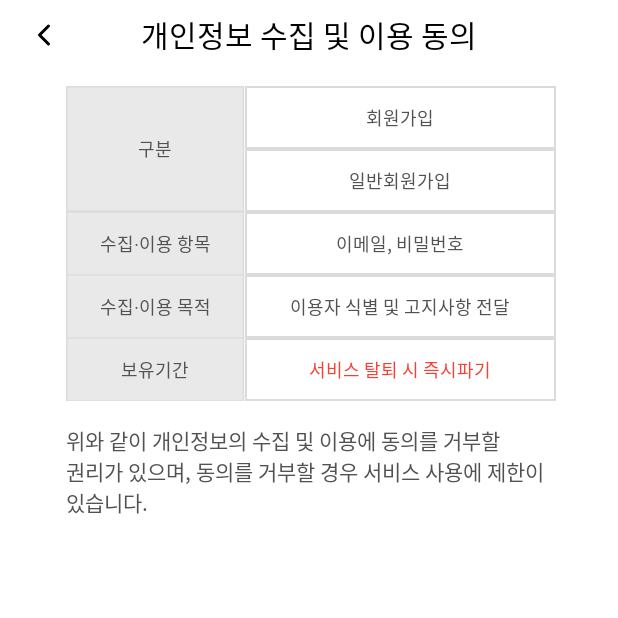
After one commit to For-Plant/forplant_front, an Android app: the Agree2Activity screen opened directly, with no data from a screen before it, on a phone screen of 412 x 824 dp, the top half of it. The commit adds this screen. Run offline under Robolectric (Android 15) with nearby library versions, the phone set to English and light mode, and no system bars.

Commit message:
동의 화면 하나빼고 완

```diff
--- /dev/null
+++ b/app/src/main/java/com/example/forplant_front/Agree2Activity.kt
@@ -0,0 +1,22 @@
+package com.example.forplant_front
+
+import android.content.Intent
+import android.os.Bundle
+import androidx.appcompat.app.AppCompatActivity
+import com.example.forplant_front.databinding.ActivityAgree2Binding
+
+
+
+class Agree2Activity : AppCompatActivity() {
+    lateinit var binding: ActivityAgree2Binding
+    override fun onCreate(savedInstanceState: Bundle?) {
+        super.onCreate(savedInstanceState)
+        binding = ActivityAgree2Binding.inflate(layoutInflater)
+        setContentView(binding.root)
+
+        binding.imageView2.setOnClickListener {
+            finish()
+        }
+
+    }
+}
--- /dev/null
+++ b/app/src/main/res/drawable/rectangle_grayfill.xml
@@ -0,0 +1,14 @@
+<vector xmlns:android="http://schemas.android.com/apk/res/android"
+    android:width="119dp"
+    android:height="84dp"
+    android:viewportWidth="119"
+    android:viewportHeight="84">
+  <path
+      android:pathData="M0.5,0.5h117.46v83h-117.46z"
+      android:fillColor="#E9E9E9"/>
+  <path
+      android:strokeWidth="1"
+      android:pathData="M0.5,0.5h117.46v83h-117.46z"
+      android:fillColor="#00000000"
+      android:strokeColor="#DBDBDB"/>
+</vector>
--- /dev/null
+++ b/app/src/main/res/drawable/rectangle_whitefill.xml
@@ -0,0 +1,5 @@
+<shape xmlns:android="http://schemas.android.com/apk/res/android">
+  <solid android:color="#FFFFFF" />
+  <stroke android:width="1dp" android:color="#DBDBDB" /> <!-- 회색(#808080) 경계선 -->
+  <corners android:radius="0dp" /> <!-- 직사각형이므로 둥근 모서리는 없음 -->
+</shape>
--- /dev/null
+++ b/app/src/main/res/layout/activity_agree_2.xml
@@ -0,0 +1,151 @@
+<?xml version="1.0" encoding="utf-8"?>
+<androidx.constraintlayout.widget.ConstraintLayout xmlns:android="http://schemas.android.com/apk/res/android"
+    xmlns:tools="http://schemas.android.com/tools"
+    android:layout_width="match_parent"
+    android:layout_height="match_parent"
+    xmlns:app="http://schemas.android.com/apk/res-auto">
+
+    <TextView
+        android:id="@+id/textView2"
+        android:layout_width="wrap_content"
+        android:layout_height="wrap_content"
+        android:layout_marginTop="8dp"
+        android:text="개인정보 수집 및 이용 동의"
+        android:textSize="20dp"
+        android:textColor="@color/black"
+        app:layout_constraintEnd_toEndOf="parent"
+        app:layout_constraintStart_toStartOf="parent"
+        app:layout_constraintTop_toTopOf="parent" />
+
+    <ImageView
+        android:id="@+id/imageView2"
+        android:layout_width="wrap_content"
+        android:layout_height="wrap_content"
+        android:layout_marginStart="17dp"
+        app:layout_constraintBottom_toBottomOf="@+id/textView2"
+        app:layout_constraintStart_toStartOf="parent"
+        app:layout_constraintTop_toTopOf="@+id/textView2"
+        app:srcCompat="@drawable/btn_left" />
+
+    <TextView
+        android:id="@+id/textView21"
+        android:layout_width="wrap_content"
+        android:layout_height="84dp"
+        android:layout_marginTop="19dp"
+        android:background="@drawable/rectangle_grayfill"
+        android:gravity="center"
+        android:text="구분"
+        android:textColor="@color/deepgray"
+        android:textSize="12dp"
+        app:layout_constraintStart_toStartOf="@+id/textView30"
+        app:layout_constraintTop_toBottomOf="@+id/textView2" />
+
+    <TextView
+        android:id="@+id/textView22"
+        android:layout_width="207dp"
+        android:layout_height="42dp"
+        android:background="@drawable/rectangle_whitefill"
+        android:gravity="center"
+        android:text="회원가입"
+        android:textSize="12dp"
+        android:textColor="@color/deepgray"
+        app:layout_constraintStart_toEndOf="@+id/textView21"
+        app:layout_constraintTop_toTopOf="@+id/textView21" />
+
+    <TextView
+        android:id="@+id/textView23"
+        android:layout_width="207dp"
+        android:layout_height="42dp"
+        android:background="@drawable/rectangle_whitefill"
+        android:gravity="center"
+        android:textSize="12dp"
+        android:text="일반회원가입"
+        android:textColor="@color/deepgray"
+        app:layout_constraintStart_toEndOf="@+id/textView21"
+        app:layout_constraintTop_toBottomOf="@+id/textView22" />
+
+    <TextView
+        android:id="@+id/textView24"
+        android:layout_width="wrap_content"
+        android:layout_height="42dp"
+        android:background="@drawable/rectangle_grayfill"
+        android:gravity="center"
+        android:text="수집·이용 항목"
+        android:textSize="12dp"
+        android:textColor="@color/deepgray"
+        app:layout_constraintStart_toStartOf="@+id/textView21"
+        app:layout_constraintTop_toBottomOf="@+id/textView21" />
+
+    <TextView
+        android:id="@+id/textView25"
+        android:layout_width="207dp"
+        android:layout_height="42dp"
+        android:background="@drawable/rectangle_whitefill"
+        android:gravity="center"
+        android:textSize="12dp"
+        android:text="이메일, 비밀번호"
+        android:textColor="@color/deepgray"
+        app:layout_constraintStart_toEndOf="@+id/textView21"
+        app:layout_constraintTop_toBottomOf="@+id/textView21" />
+
+    <TextView
+        android:id="@+id/textView26"
+        android:layout_width="wrap_content"
+        android:layout_height="42dp"
+        android:background="@drawable/rectangle_grayfill"
+        android:gravity="center"
+        android:text="수집·이용 목적"
+        android:textSize="12dp"
+        android:textColor="@color/deepgray"
+        app:layout_constraintStart_toStartOf="@+id/textView21"
+        app:layout_constraintTop_toBottomOf="@+id/textView24" />
+
+    <TextView
+        android:id="@+id/textView27"
+        android:layout_width="207dp"
+        android:layout_height="42dp"
+        android:background="@drawable/rectangle_whitefill"
+        android:gravity="center"
+        android:textSize="12dp"
+        android:text="이용자 식별 및 고지사항 전달"
+        android:textColor="@color/deepgray"
+        app:layout_constraintStart_toEndOf="@+id/textView21"
+        app:layout_constraintTop_toBottomOf="@+id/textView24" />
+
+    <TextView
+        android:id="@+id/textView28"
+        android:layout_width="wrap_content"
+        android:layout_height="42dp"
+        android:background="@drawable/rectangle_grayfill"
+        android:gravity="center"
+        android:text="보유기간"
+        android:textSize="12dp"
+        android:textColor="@color/deepgray"
+        app:layout_constraintStart_toStartOf="@+id/textView21"
+        app:layout_constraintTop_toBottomOf="@+id/textView26" />
+
+    <TextView
+        android:id="@+id/textView29"
+        android:layout_width="207dp"
+        android:layout_height="42dp"
+        android:background="@drawable/rectangle_whitefill"
+        android:gravity="center"
+        android:textSize="12dp"
+        android:text="서비스 탈퇴 시 즉시파기"
+        android:textColor="@color/error"
+        app:layout_constraintStart_toEndOf="@+id/textView21"
+        app:layout_constraintTop_toBottomOf="@+id/textView26" />
+
+    <TextView
+        android:id="@+id/textView30"
+        android:layout_width="324dp"
+        android:layout_height="wrap_content"
+        android:layout_marginTop="16dp"
+        android:text="위와 같이 개인정보의 수집 및 이용에 동의를 거부할\n권리가 있으며, 동의를 거부할 경우 서비스 사용에 제한이\n있습니다."
+        android:textColor="@color/deepgray"
+        android:textSize="14dp"
+        app:layout_constraintEnd_toEndOf="parent"
+        app:layout_constraintStart_toStartOf="parent"
+        app:layout_constraintTop_toBottomOf="@+id/textView28" />
+
+</androidx.constraintlayout.widget.ConstraintLayout>
```
Also changed, not shown: app/src/main/AndroidManifest.xml (+6 -1 lines), app/src/main/java/com/example/forplant_front/Agree3Activity.kt (added, +22 -0 lines), app/src/main/java/com/example/forplant_front/AgreeFirstActivity.kt (+8 -0 lines), app/src/main/res/layout/activity_agree_3.xml (added, +140 -0 lines).
